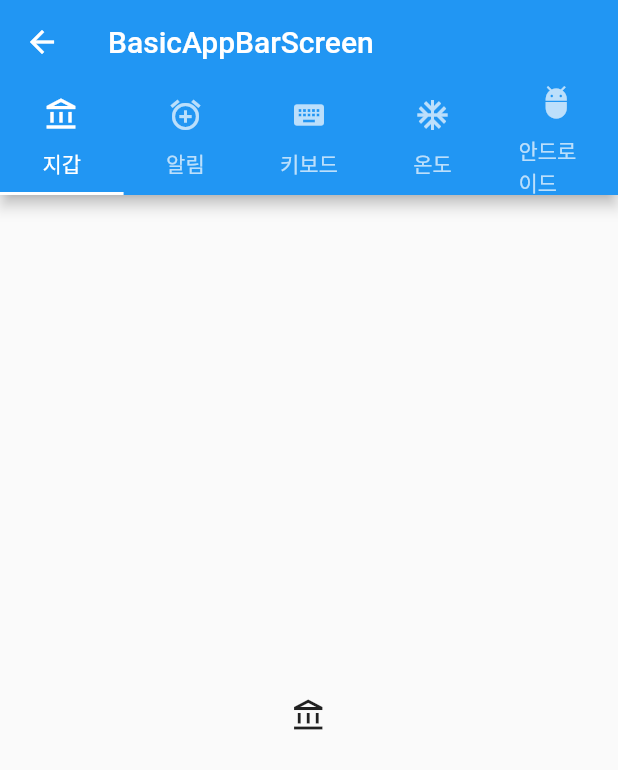
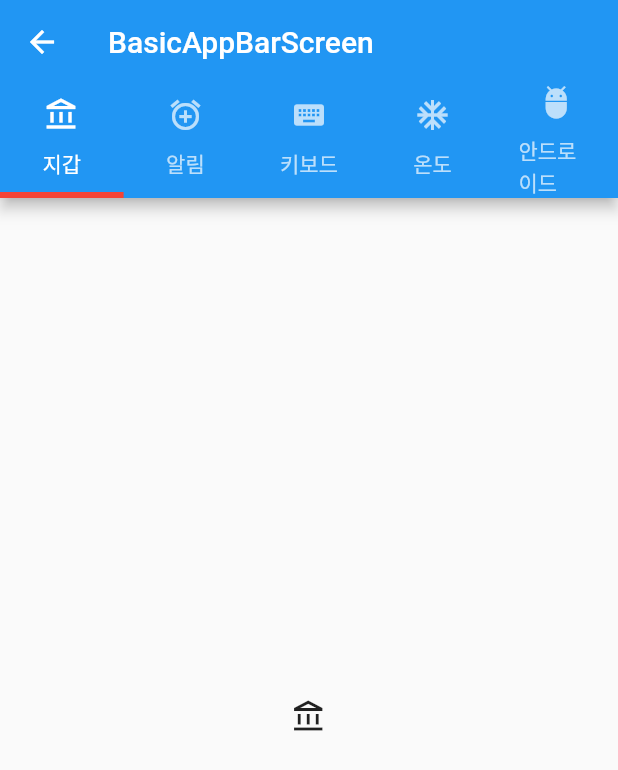
Before and after one commit to sweetswift/tabbar, a Flutter app: the BasicAppbarTabbarScreen screen opened directly, on a phone screen of 412 x 824 dp. Shown: the top 770 px of the screen. Run offline on Flutter 3.47's test engine with Material 2 defaults, Android fonts, the phone set to English and light mode, and no system bars.

Commit message:
Add: indicator 옵션 추가

```diff
--- a/lib/screen/basic_appbar_tabbar_screen.dart
+++ b/lib/screen/basic_appbar_tabbar_screen.dart
@@ -12,6 +12,9 @@ class BasicAppbarTabbarScreen extends StatelessWidget {
         appBar: AppBar(
           title: Text('BasicAppBarScreen'),
           bottom: TabBar(
+            indicatorColor: Colors.red,
+            indicatorWeight: 4.0,
+            indicatorSize: TabBarIndicatorSize.tab,
             tabs: TABS
                 .map(
                   (e) =>
```
